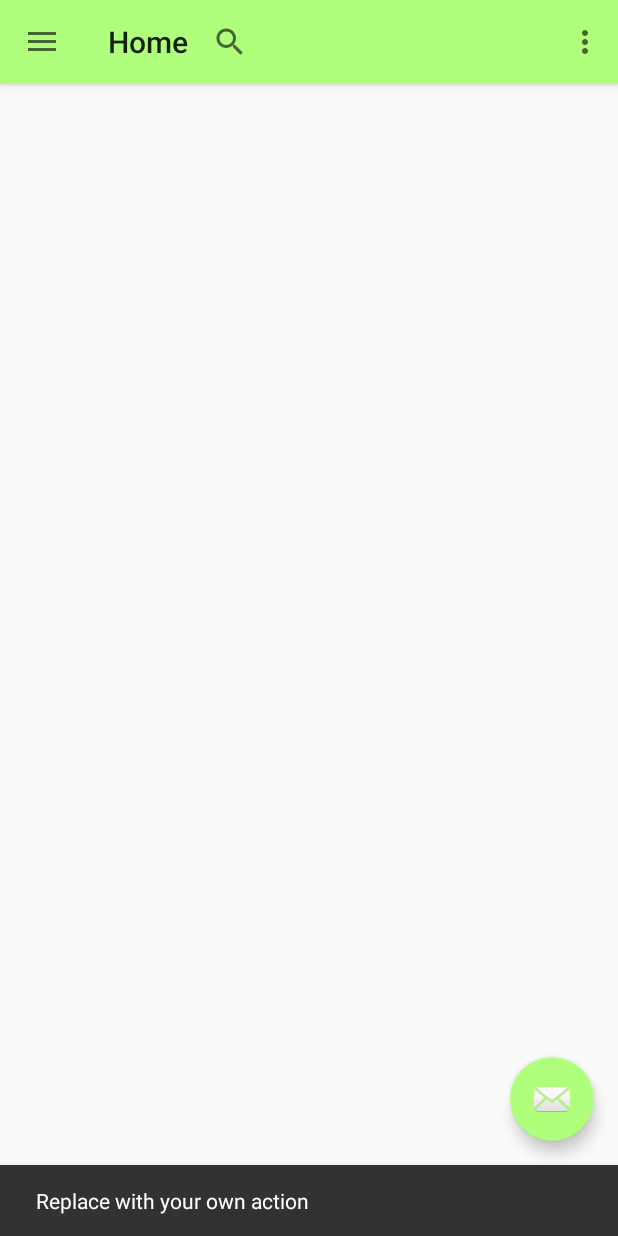
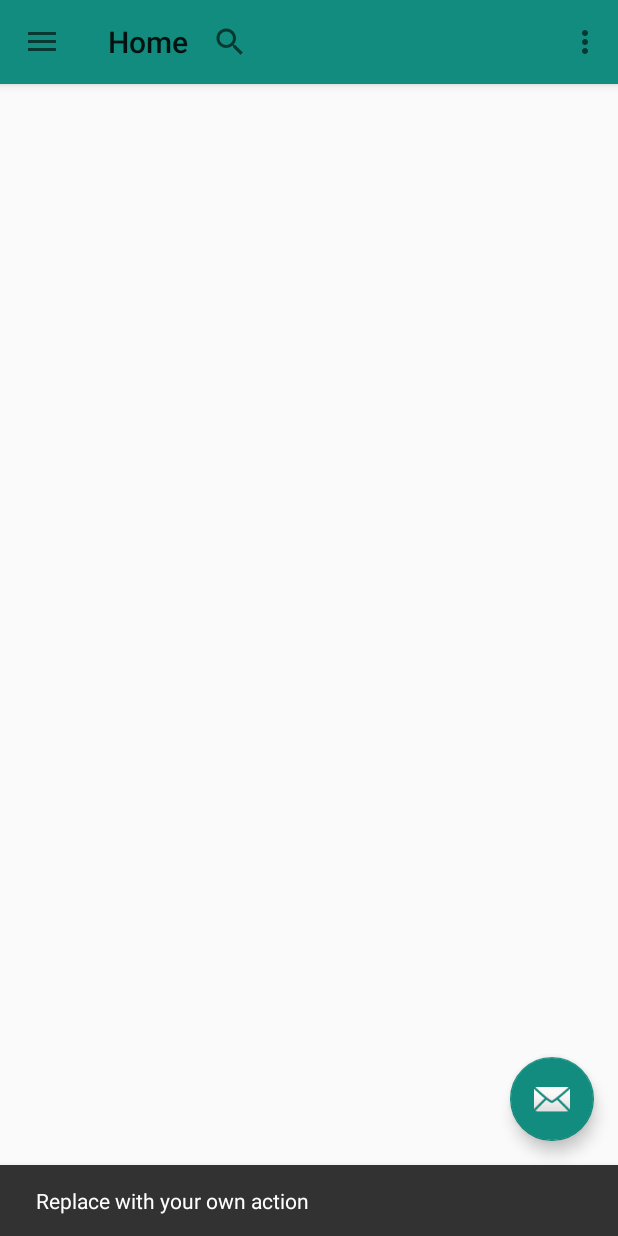
Before and after one commit to AxesandGrinds/DelineationMarket, an Android app: the MainActivity screen opened directly, with no data from a screen before it, after a tap on an icon or button, on a phone screen of 412 x 824 dp. Run offline under Robolectric (Android 15) with nearby library versions, the phone set to English and light mode, and no system bars; our stand-ins replace ButterKnife; pictures from the network do not load.

Commit message:
fix-color

```diff
--- a/app/src/main/java/com/eli/orange/activity/MainActivity.java
+++ b/app/src/main/java/com/eli/orange/activity/MainActivity.java
@@ -50,8 +50,8 @@ public class MainActivity extends AppCompatActivity {
 
         // urls to load navigation header background image
         // and profile image
-        private static final String urlNavHeaderBg = "https://navcommerce.io/media/1042/header-background-clouds2-ocean-green-500px.png?anchor=center&mode=crop&width=1140&height=600&rnd=131181219030000000";
-        private static final String urlProfileImg = "https://pbs.twimg.com/profile_images/1059689100012347392/l-AmquFE_400x400.jpg";
+        private static final String urlNavHeaderBg = "https://i0.wp.com/www.newhopeschool.org/wp-content/uploads/2017/10/2560x1440-teal-blue-solid-color-background.jpg";
+        private static final String urlProfileImg = "https://cdn.pixabay.com/photo/2016/08/20/05/36/avatar-1606914__340.png";
 
         // index to identify current nav menu item
         public static int navItemIndex = 0;
--- a/app/src/main/res/values/colors.xml
+++ b/app/src/main/res/values/colors.xml
@@ -1,9 +1,9 @@
 <?xml version="1.0" encoding="utf-8"?>
 <resources>
 
-    <color name="primaryColor">#b0ff7c</color>
+    <color name="primaryColor">#128C7E</color>
     <color name="primaryLightColor">#FFFFFF</color>
-    <color name="primaryDarkColor">#FFFFFF</color>
+    <color name="primaryDarkColor">#075E54</color>
     <color name="secondaryColor">#00A1F1</color>
     <color name="secondaryLightColor">#b0ff7c</color>
     <color name="secondaryDarkColor">#45aa0f</color>
```
